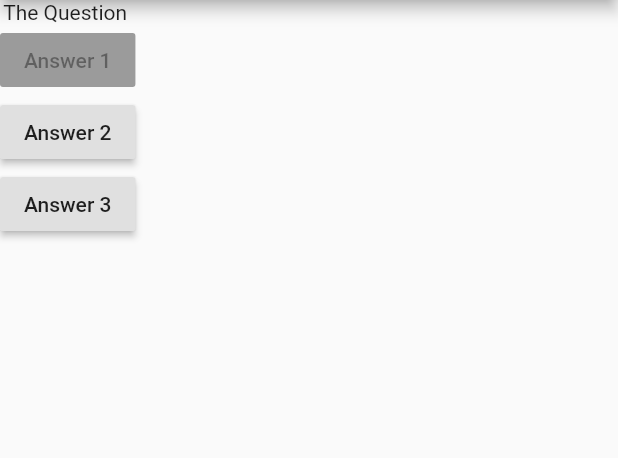
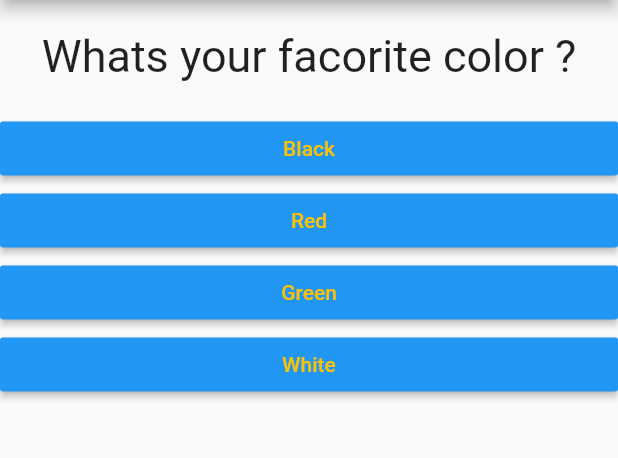
Before and after one commit to pritomsh/quiz_app_flutter, a Flutter app: the screen it shows after launch, on a phone screen of 412 x 824 dp, the part 84-542 px from its top. Run offline on Flutter 3.47's test engine with Material 2 defaults, Android fonts, the light colour scheme and no system bars.

Commit message:
Add question

```diff
--- /dev/null
+++ b/lib/answer.dart
@@ -0,0 +1,22 @@
+import 'package:flutter/material.dart';
+
+class Answer extends StatelessWidget {
+  final Function selectFen;
+  final String answerText;
+  Answer(this.selectFen, this.answerText);
+
+  @override
+  Widget build(BuildContext context) {
+    return Container(
+      width: double.infinity,
+      child: RaisedButton(
+        color: Colors.blue,
+        onPressed: () {
+          selectFen();
+        },
+        textColor: Colors.amber,
+        child: Text(answerText),
+      ),
+    );
+  }
+}
--- a/lib/main.dart
+++ b/lib/main.dart
@@ -1,34 +1,65 @@
 import 'package:flutter/material.dart';
+import 'question.dart';
+import './result.dart';
+import 'answer.dart';
+import './quiz.dart';
 
 void main() => runApp(MyApp());
 
-class MyApp extends StatelessWidget {
-  // This widget is the root of your application.
+class MyApp extends StatefulWidget {
+  @override
+  State<StatefulWidget> createState() {
+    return MyAppState();
+  }
+}
+
+class MyAppState extends State<MyApp> {
+  var _chosen = 0;
+  static const _question = [
+    {
+      'questionText': 'Whats your facorite color ?',
+      'answer': ['Black', 'Red', 'Green', 'White'],
+    },
+    {
+      'questionText': 'How are you ?',
+      'answer': ['Black', 'Red', 'Green', 'White'],
+    },
+    {
+      'questionText': 'How are you ?',
+      'answer': ['Black', 'fuck', 'Green', 'White'],
+    },
+  ];
+
+  void _answerQuestion() {
+    if (_chosen < _question.length) {
+      setState(() {
+        _chosen = _chosen + 1;
+      });
+      print(_chosen);
+    }
+  }
+
   @override
   Widget build(BuildContext context) {
-    var question = ['What is your name', 'How are you ?'];
     return MaterialApp(
       home: Scaffold(
         appBar: AppBar(
           title: Text('Quiz App'),
         ),
-          body: Column(
+        body: _chosen < _question.length
+            ? Column(
                 children: <Widget>[
-              Text('The Question '),
-              RaisedButton(
-                onPressed: null,
-                child: Text('Answer 1'),
+                  Question(
+                    _question[_chosen]['questionText']?.toString() ?? '',
                   ),
-              RaisedButton(
-                onPressed: () {},
-                child: Text('Answer 2'),
+                  ...(_question[_chosen]['answer'] as List<String>)
+                      .map((answer) {
+                    return Answer(_answerQuestion, answer);
+                  }).toList(),
+                ],
+              )
+            : Result(),
       ),
-              RaisedButton(
-                onPressed: () {},
-                child: Text('Answer 3'),
-              ),
-            ],
-          )),
     );
   }
 }
--- /dev/null
+++ b/lib/question.dart
@@ -0,0 +1,22 @@
+import 'package:flutter/material.dart';
+
+class Question extends StatelessWidget {
+  String questionText;
+  //int chosen;
+  Question(this.questionText);
+
+  @override
+  Widget build(BuildContext context) {
+    return Container(
+      width: double.infinity,
+      margin: EdgeInsets.all(20),
+      child: Text(
+        questionText,
+        style: TextStyle(
+          fontSize: 30,
+        ),
+        textAlign: TextAlign.center,
+      ),
+    );
+  }
+}
```
Also changed, not shown: lib/quiz.dart (added, +24 -0 lines), lib/result.dart (added, +12 -0 lines), 1 other file. Lines whose indentation alone changed are shown as unchanged.
